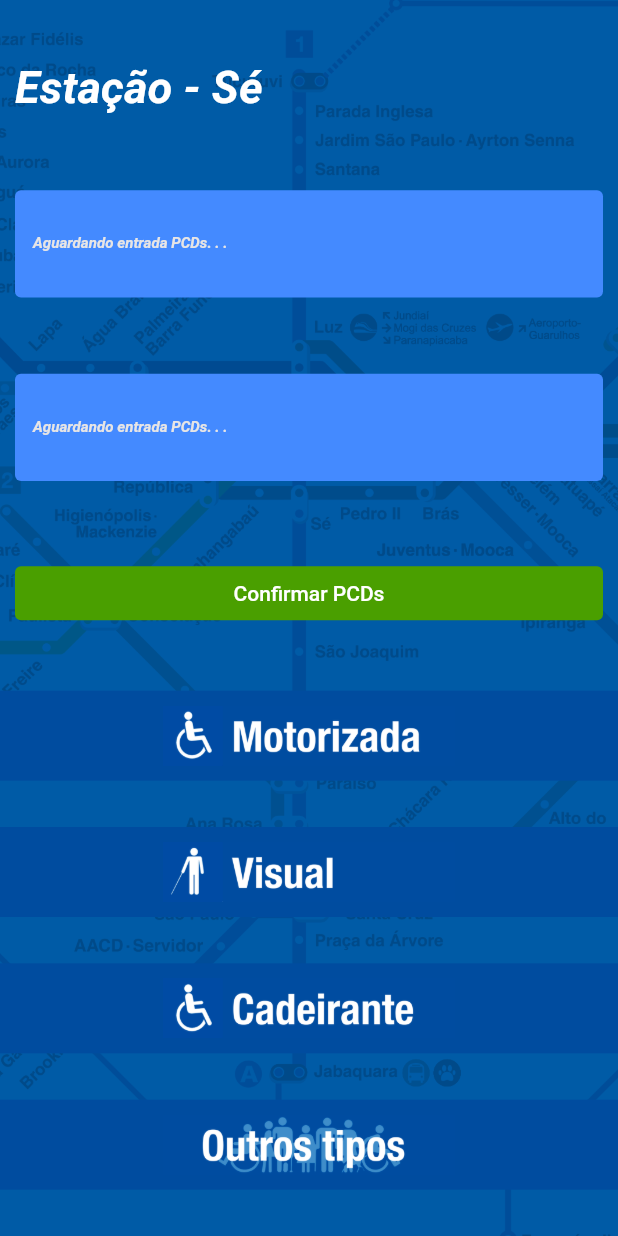
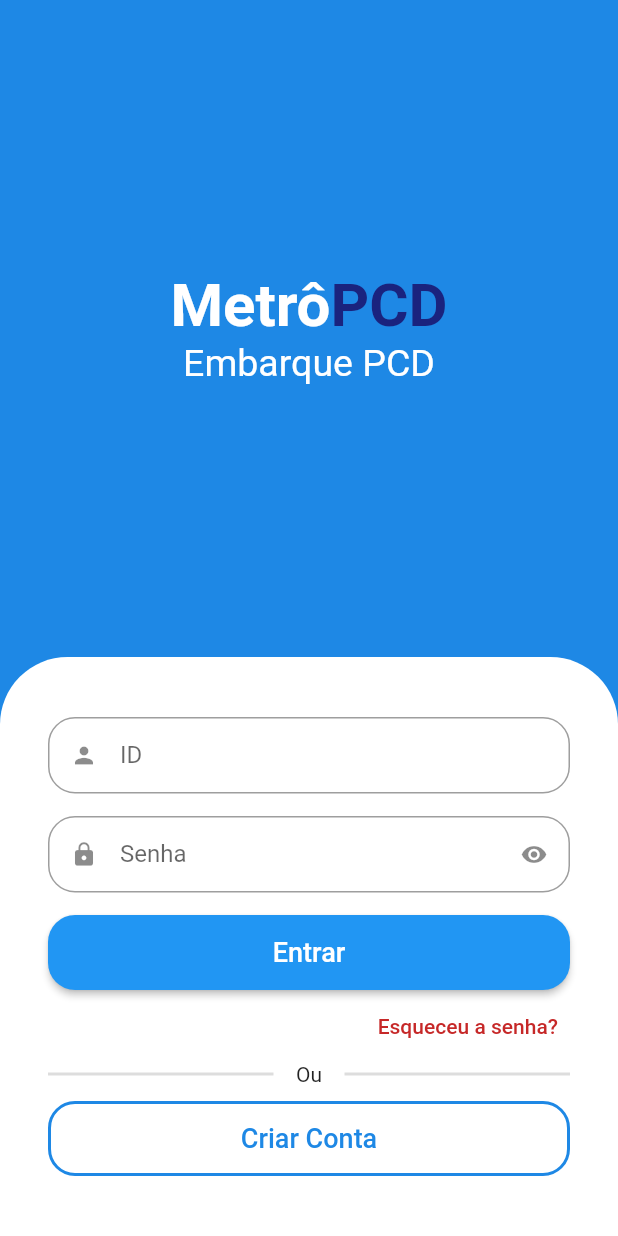
Before and after one commit to viniciusvaz82/pcdmetro, a Flutter app: the screen it shows after launch, on a phone screen of 412 x 824 dp. Run offline on Flutter 3.47's test engine with Material 2 defaults, Android fonts, the phone set to English and light mode, and no system bars; drawn by our look-alikes of animated_text_kit; our stand-ins replace mask_text_input_formatter.

Commit message:
alteracoes rodrigo

```diff
--- /dev/null
+++ b/lib/models/desembarque.dart
@@ -0,0 +1,7 @@
+class Desembarque {
+  String trem;
+  String origem;
+  String pcd;
+
+  Desembarque({required this.pcd, required this.trem, required this.origem});
+}
--- /dev/null
+++ b/lib/models/embarque.dart
@@ -0,0 +1,7 @@
+class Embarque {
+  String trem;
+  String destino;
+  String pcd;
+
+  Embarque({required this.pcd, required this.trem, required this.destino});
+}
--- /dev/null
+++ b/lib/sign_in_screen.dart
@@ -0,0 +1,192 @@
+import 'package:animated_text_kit/animated_text_kit.dart';
+import 'package:flutter/material.dart';
+import 'package:pcdmetro/HomeEstacao.dart';
+import 'package:pcdmetro/selecionaEstacao.dart';
+import 'package:pcdmetro/sign_up_screen.dart';
+import 'package:pcdmetro/src/custom_text_field.dart';
+
+class SignInScreen extends StatelessWidget {
+  const SignInScreen({Key? key}) : super(key: key);
+
+  @override
+  Widget build(BuildContext context) {
+    final size = MediaQuery.of(context).size;
+
+    return Scaffold(
+      backgroundColor: Colors.blue.shade600,
+      body: SingleChildScrollView(
+        child: SizedBox(
+          height: size.height,
+          width: size.width,
+          child: Column(children: [
+            Expanded(
+              child: Column(
+                mainAxisAlignment: MainAxisAlignment.center,
+                children: [
+                  //Nome do App
+                  Text.rich(
+                    TextSpan(
+                      style: const TextStyle(
+                        fontSize: 40,
+                      ),
+                      children: [
+                        const TextSpan(
+                          text: 'Metrô',
+                          style: TextStyle(
+                            color: Colors.white,
+                            fontWeight: FontWeight.bold,
+                          ),
+                        ),
+                        TextSpan(
+                          text: 'PCD',
+                          style: TextStyle(
+                            color: Colors.indigo[900],
+                            fontWeight: FontWeight.bold,
+                          ),
+                        ),
+                      ],
+                    ),
+                  ),
+                  //categorias
+                  SizedBox(
+                    height: 30,
+                    child: DefaultTextStyle(
+                      style: const TextStyle(
+                        fontSize: 25,
+                      ),
+                      child: AnimatedTextKit(
+                        pause: Duration.zero,
+                        repeatForever: true,
+                        animatedTexts: [
+                          FadeAnimatedText('Embarque PCD'),
+                          FadeAnimatedText('Informações de Desembarque'),
+                        ],
+                      ),
+                    ),
+                  ),
+                ],
+              ),
+            ),
+
+            //Formulário
+            Container(
+              padding: const EdgeInsets.symmetric(
+                horizontal: 32,
+                vertical: 40,
+              ),
+              decoration: const BoxDecoration(
+                  color: Colors.white,
+                  borderRadius:
+                      BorderRadius.vertical(top: Radius.circular(45))),
+              child: Column(
+                crossAxisAlignment: CrossAxisAlignment.stretch,
+                children: [
+                  //Email
+                  const CustomTextField(
+                    icon: Icons.person,
+                    label: 'ID',
+                  ),
+                  //Senha
+                  const CustomTextField(
+                    icon: Icons.lock,
+                    label: 'Senha',
+                    isSecret: true,
+                  ),
+
+                  //Botão de entrar
+                  SizedBox(
+                    height: 50,
+                    width: 120,
+                    child: ElevatedButton(
+                      style: ElevatedButton.styleFrom(
+                          shape: RoundedRectangleBorder(
+                        borderRadius: BorderRadius.circular(18),
+                      )),
+                      onPressed: () {
+                        Navigator.of(context)
+                            .pushReplacement(MaterialPageRoute(builder: (c) {
+                          return SelecionaEstacao();
+                        }));
+                      },
+                      child: const Text(
+                        'Entrar',
+                        style: TextStyle(fontSize: 18),
+                      ),
+                    ),
+                  ),
+
+                  //Esqueceu a senha
+                  Align(
+                    alignment: Alignment.centerRight,
+                    child: TextButton(
+                      onPressed: () {},
+                      child: Text(
+                        'Esqueceu a senha?',
+                        style: TextStyle(
+                          color: Colors.red.shade800,
+                        ),
+                      ),
+                    ),
+                  ),
+
+                  //Divisor
+                  Padding(
+                    padding: const EdgeInsets.only(bottom: 10),
+                    child: Row(
+                      children: [
+                        Expanded(
+                          child: Divider(
+                            color: Colors.grey.withAlpha(90),
+                            thickness: 2,
+                          ),
+                        ),
+                        const Padding(
+                          padding: EdgeInsets.symmetric(horizontal: 15),
+                          child: Text('Ou'),
+                        ),
+                        Expanded(
+                          child: Divider(
+                            color: Colors.grey.withAlpha(90),
+                            thickness: 2,
+                          ),
+                        ),
+                      ],
+                    ),
+                  ),
+                  SizedBox(
+                    height: 50,
+                    child: OutlinedButton(
+                      style: OutlinedButton.styleFrom(
+                        shape: RoundedRectangleBorder(
+                          borderRadius: BorderRadius.circular(18),
+                        ),
+                        side: BorderSide(
+                          width: 2,
+                          color: Colors.blue.shade600,
+                        ),
+                      ),
+                      onPressed: () {
+                        Navigator.of(context).push(
+                          MaterialPageRoute(builder: (c) {
+                            return SignUpScreen();
+                          }),
+                        );
+                      },
+                      child: Text(
+                        'Criar Conta',
+                        style: TextStyle(
+                          fontSize: 18,
+                          color: Colors.blue.shade600,
+                        ),
+                      ),
+                    ),
+                  )
+                ],
+              ),
+            ),
+          ]),
+        ),
+      ),
+    );
+  }
+}
--- /dev/null
+++ b/lib/src/custom_text_field.dart
@@ -0,0 +1,60 @@
+import 'package:flutter/material.dart';
+import 'package:flutter/services.dart';
+
+class CustomTextField extends StatefulWidget {
+  final IconData icon;
+  final String label;
+  final bool isSecret;
+  final List<TextInputFormatter>? inputFormatters;
+
+  const CustomTextField({
+    Key? key,
+    required this.icon,
+    required this.label,
+    this.isSecret = false,
+    this.inputFormatters,
+  }) : super(key: key);
+
+  @override
+  State<CustomTextField> createState() => _CustomTextFieldState();
+}
+
+class _CustomTextFieldState extends State<CustomTextField> {
+  bool isObscure = false;
+
+  @override
+  void initState() {
+    super.initState();
+    isObscure = widget.isSecret;
+  }
+
+  @override
+  Widget build(BuildContext context) {
+    return Padding(
+      padding: const EdgeInsets.only(bottom: 15),
+      child: TextFormField(
+        inputFormatters: widget.inputFormatters,
+        obscureText: isObscure,
+        decoration: InputDecoration(
+          prefixIcon: Icon(widget.icon),
+          suffixIcon: widget.isSecret
+              ? IconButton(
+                  onPressed: () {
+                    setState(() {
+                      isObscure = !isObscure;
+                    });
+                  },
+                  icon:
+                      Icon(isObscure ? Icons.visibility : Icons.visibility_off),
+                )
+              : null,
+          labelText: widget.label,
+          isDense: true,
+          border: OutlineInputBorder(
+            borderRadius: BorderRadius.circular(18),
+          ),
+        ),
+      ),
+    );
+  }
+}
--- a/pubspec.yaml
+++ b/pubspec.yaml
@@ -34,6 +34,8 @@ dependencies:
   # The following adds the Cupertino Icons font to your application.
   # Use with the CupertinoIcons class for iOS style icons.
   cupertino_icons: ^1.0.2
+  animated_text_kit: ^4.2.2
+  mask_text_input_formatter: ^2.4.0
 
 dev_dependencies:
   flutter_test:
```
Also changed, not shown: lib/HomeEstacao.dart (+4 -4 lines), lib/controller/estacaoController.dart (added, +17 -0 lines), lib/estacaoPage.dart (added, +62 -0 lines), lib/main.dart (+8 -5 lines), lib/models/estacao.dart (added, +11 -0 lines), lib/repositories/estacoes_repository.dart (added, +44 -0 lines), lib/selecionaEstacao.dart (added, +54 -0 lines), lib/sign_up_screen.dart (added, +118 -0 lines), assets/images/3_vermelha.png (added), pubspec.lock, 1 other file.
